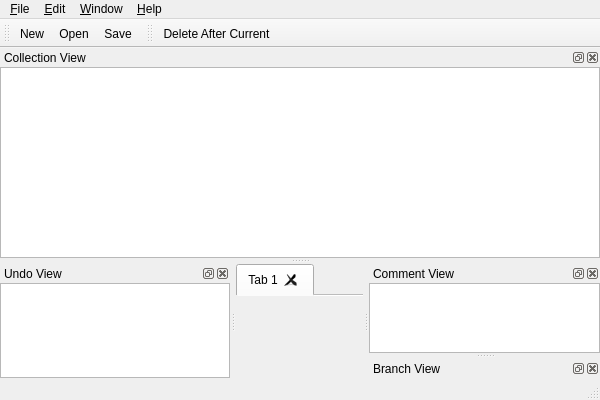
This is branches/2.0.0/mainwindow.ui in nullx002/mugo as Qt 5 draws it before an edit. The edited form follows.
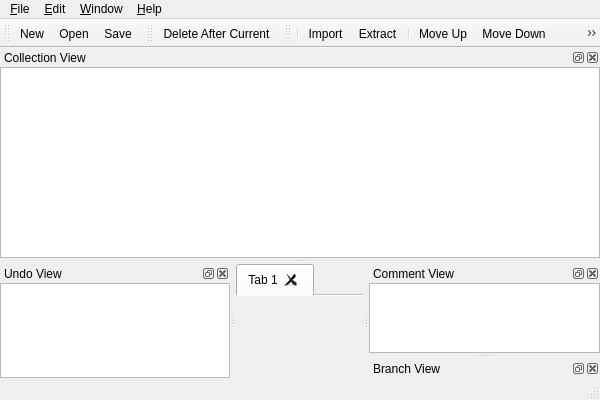
This is the edited form. Icons and pictures are not drawn.

Commit message: collection extract / import

The edit to the form file:
```diff
--- a/branches/2.0.0/mainwindow.ui
+++ b/branches/2.0.0/mainwindow.ui
@@ -298,6 +298,24 @@
    </attribute>
    <addaction name="actionDeleteAfterCurrent"/>
   </widget>
+  <widget class="QToolBar" name="collectionToolBar">
+   <property name="windowTitle">
+    <string>Collection Toolbar</string>
+   </property>
+   <attribute name="toolBarArea">
+    <enum>TopToolBarArea</enum>
+   </attribute>
+   <attribute name="toolBarBreak">
+    <bool>false</bool>
+   </attribute>
+   <addaction name="separator"/>
+   <addaction name="actionCollectionImport"/>
+   <addaction name="actionCollectionExtract"/>
+   <addaction name="separator"/>
+   <addaction name="actionCollectionMoveUp"/>
+   <addaction name="actionCollectionMoveDown"/>
+   <addaction name="actionCollectionDelete"/>
+  </widget>
   <action name="actionNew">
    <property name="icon">
     <iconset resource="mugo.qrc">
@@ -693,6 +711,33 @@
     <string>About Qt...</string>
    </property>
   </action>
+  <action name="actionCollectionDelete">
+   <property name="icon">
+    <iconset resource="mugo.qrc">
+     <normaloff>:/res/removeself.png</normaloff>:/res/removeself.png</iconset>
+   </property>
+   <property name="text">
+    <string>Delete</string>
+   </property>
+  </action>
+  <action name="actionCollectionMoveUp">
+   <property name="icon">
+    <iconset resource="mugo.qrc">
+     <normaloff>:/res/collectionup.png</normaloff>:/res/collectionup.png</iconset>
+   </property>
+   <property name="text">
+    <string>Move Up</string>
+   </property>
+  </action>
+  <action name="actionCollectionMoveDown">
+   <property name="icon">
+    <iconset resource="mugo.qrc">
+     <normaloff>:/res/collectiondown.png</normaloff>:/res/collectiondown.png</iconset>
+   </property>
+   <property name="text">
+    <string>Move Down</string>
+   </property>
+  </action>
  </widget>
  <layoutdefault spacing="6" margin="11"/>
  <customwidgets>
```
Left out of the diff: 11 changed lines with no effect on the pictures. The commit also changes 10 other files.
